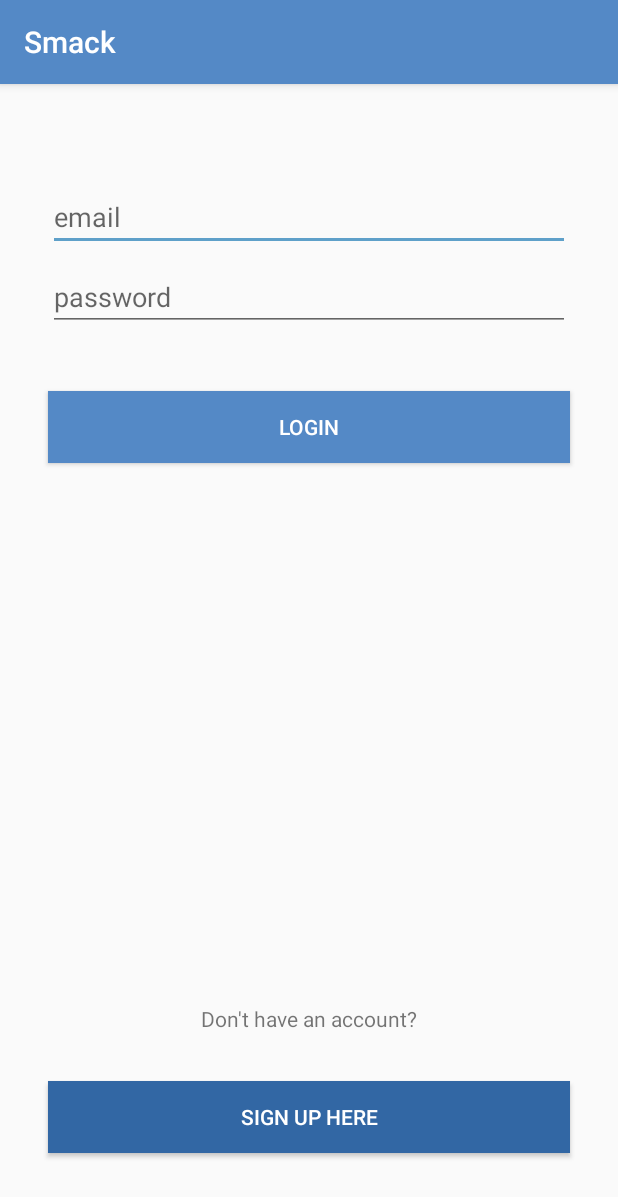
After one commit to HC-Strong/Devslopes-Smack, an Android app: the LoginActivity screen opened directly, with no data from a screen before it, on a phone screen of 412 x 824 dp. The commit adds this screen. Shown: the top 1197 px of the screen. Run offline under Robolectric (Android 15) with nearby library versions, the phone set to English and light mode, and no system bars.

Commit message:
Lesson 03: setup login page to appear when "login" is clicked but not do anything

```diff
--- a/app/build.gradle
+++ b/app/build.gradle
@@ -35,7 +35,7 @@ android {
 
 dependencies {
     implementation fileTree(dir: 'libs', include: ['*.jar'])
-    implementation"org.jetbrains.kotlin:kotlin-stdlib-jdk7:$kotlin_version"
+    implementation "org.jetbrains.kotlin:kotlin-stdlib-jdk7:$kotlin_version"
     implementation 'androidx.appcompat:appcompat:1.1.0'
     implementation 'androidx.core:core-ktx:1.1.0'
     implementation 'com.google.android.material:material:1.0.0'
--- a/app/src/main/AndroidManifest.xml
+++ b/app/src/main/AndroidManifest.xml
@@ -8,6 +8,7 @@
         android:label="@string/app_name"
         android:supportsRtl="true"
         android:theme="@style/AppTheme">
+        <activity android:name=".LoginActivity"/>
         <activity
             android:name=".MainActivity"
             android:label="@string/app_name"
--- /dev/null
+++ b/app/src/main/java/com/example/smack/LoginActivity.kt
@@ -0,0 +1,24 @@
+package com.example.smack
+
+import androidx.appcompat.app.AppCompatActivity
+import android.os.Bundle
+import android.util.Log
+import android.view.View
+
+class LoginActivity : AppCompatActivity() {
+
+    override fun onCreate(savedInstanceState: Bundle?) {
+        super.onCreate(savedInstanceState)
+        setContentView(R.layout.activity_login)
+    }
+
+    fun loginLoginBtnClicked(view: View) {
+        Log.d("view", "view tag is ${view.tag}") // don't actually care and never set it
+        //but this makes the warnings about not using 'view' stop
+    }
+
+    fun loginCreateUserBtnClicked(view: View) {
+        Log.d("view", "view tag is ${view.tag}") // don't actually care and never set it
+        //but this makes the warnings about not using 'view' stop
+    }
+}
--- a/app/src/main/java/com/example/smack/MainActivity.kt
+++ b/app/src/main/java/com/example/smack/MainActivity.kt
@@ -1,6 +1,8 @@
 package com.example.smack
 
+import android.content.Intent
 import android.os.Bundle
+import android.util.Log
 import com.google.android.material.floatingactionbutton.FloatingActionButton
 import com.google.android.material.snackbar.Snackbar
 import androidx.navigation.findNavController
@@ -48,14 +50,19 @@ class MainActivity : AppCompatActivity() {
 
 
     fun loginBtnNavClicked(view: View) {
-
+        Log.d("view", "view tag is ${view.tag}") // don't actually care and never set it
+        //but this makes the warnings about not using 'view' stop
+        val loginIntent = Intent(this, LoginActivity::class.java)
+        startActivity(loginIntent)
     }
 
     fun addChannelClicked(view: View){
-
+        Log.d("view", "view tag is ${view.tag}") // don't actually care and never set it
+        //but this makes the warnings about not using 'view' stop
     }
 
     fun sendMessageBtnClicked(view: View){
-
+        Log.d("view", "view tag is ${view.tag}") // don't actually care and never set it
+        //but this makes the warnings about not using 'view' stop
     }
 }
--- /dev/null
+++ b/app/src/main/res/layout/activity_login.xml
@@ -0,0 +1,80 @@
+<?xml version="1.0" encoding="utf-8"?>
+<androidx.constraintlayout.widget.ConstraintLayout xmlns:android="http://schemas.android.com/apk/res/android"
+    xmlns:app="http://schemas.android.com/apk/res-auto"
+    xmlns:tools="http://schemas.android.com/tools"
+    android:layout_width="match_parent"
+    android:layout_height="match_parent"
+    tools:context=".LoginActivity">
+
+    <EditText
+        android:id="@+id/loginEmailText"
+        android:autofillHints="AUTOFILL_HINT_EMAIL_ADDRESS"
+        android:layout_width="0dp"
+        android:layout_height="wrap_content"
+        android:layout_marginStart="32dp"
+        android:layout_marginTop="66dp"
+        android:layout_marginEnd="32dp"
+        android:ems="10"
+        android:hint="@string/email"
+        android:inputType="textEmailAddress"
+        app:layout_constraintEnd_toEndOf="parent"
+        app:layout_constraintStart_toStartOf="parent"
+        app:layout_constraintTop_toTopOf="parent" />
+
+    <EditText
+        android:id="@+id/loginPasswordText"
+        android:autofillHints="AUTOFILL_HINT_PASSWORD"
+        android:layout_width="0dp"
+        android:layout_height="wrap_content"
+        android:layout_marginStart="32dp"
+        android:layout_marginTop="8dp"
+        android:layout_marginEnd="32dp"
+        android:ems="10"
+        android:hint="@string/password"
+        android:inputType="textPassword"
+        app:layout_constraintEnd_toEndOf="parent"
+        app:layout_constraintStart_toStartOf="parent"
+        app:layout_constraintTop_toBottomOf="@+id/loginEmailText" />
+
+    <Button
+        android:id="@+id/loginLoginBtn"
+        android:layout_width="0dp"
+        android:layout_height="wrap_content"
+        android:layout_marginStart="32dp"
+        android:layout_marginTop="40dp"
+        android:layout_marginEnd="32dp"
+        android:background="@color/colorPrimary"
+        android:onClick="loginLoginBtnClicked"
+        android:text="@string/login"
+        android:textColor="@android:color/white"
+        app:layout_constraintEnd_toEndOf="parent"
+        app:layout_constraintStart_toStartOf="parent"
+        app:layout_constraintTop_toBottomOf="@+id/loginPasswordText" />
+
+    <TextView
+        android:id="@+id/textView"
+        android:layout_width="wrap_content"
+        android:layout_height="wrap_content"
+        android:layout_marginBottom="32dp"
+        android:text="@string/don_t_have_an_account"
+        app:layout_constraintBottom_toTopOf="@+id/loginCreateUserBtn"
+        app:layout_constraintEnd_toEndOf="parent"
+        app:layout_constraintStart_toStartOf="parent"
+        app:layout_constraintTop_toBottomOf="@+id/loginLoginBtn"
+        app:layout_constraintVertical_bias="1.0" />
+
+    <Button
+        android:id="@+id/loginCreateUserBtn"
+        android:layout_width="0dp"
+        android:layout_height="wrap_content"
+        android:layout_marginStart="32dp"
+        android:layout_marginEnd="32dp"
+        android:layout_marginBottom="55dp"
+        android:background="@color/colorPrimaryDark"
+        android:onClick="loginCreateUserBtnClicked"
+        android:text="@string/sign_up_here"
+        android:textColor="@android:color/white"
+        app:layout_constraintBottom_toBottomOf="parent"
+        app:layout_constraintEnd_toEndOf="parent"
+        app:layout_constraintStart_toStartOf="parent" />
+</androidx.constraintlayout.widget.ConstraintLayout>
--- a/app/src/main/res/values/strings.xml
+++ b/app/src/main/res/values/strings.xml
@@ -17,4 +17,8 @@
     <string name="login">LOGIN</string>
     <string name="jonnyb">JonnyB</string>
     <string name="jonny_devslopes_com">jonny@devslopes.com</string>
+    <string name="email">email</string>
+    <string name="password">password</string>
+    <string name="don_t_have_an_account">Don\'t have an account?</string>
+    <string name="sign_up_here">SIGN UP HERE</string>
 </resources>
```
